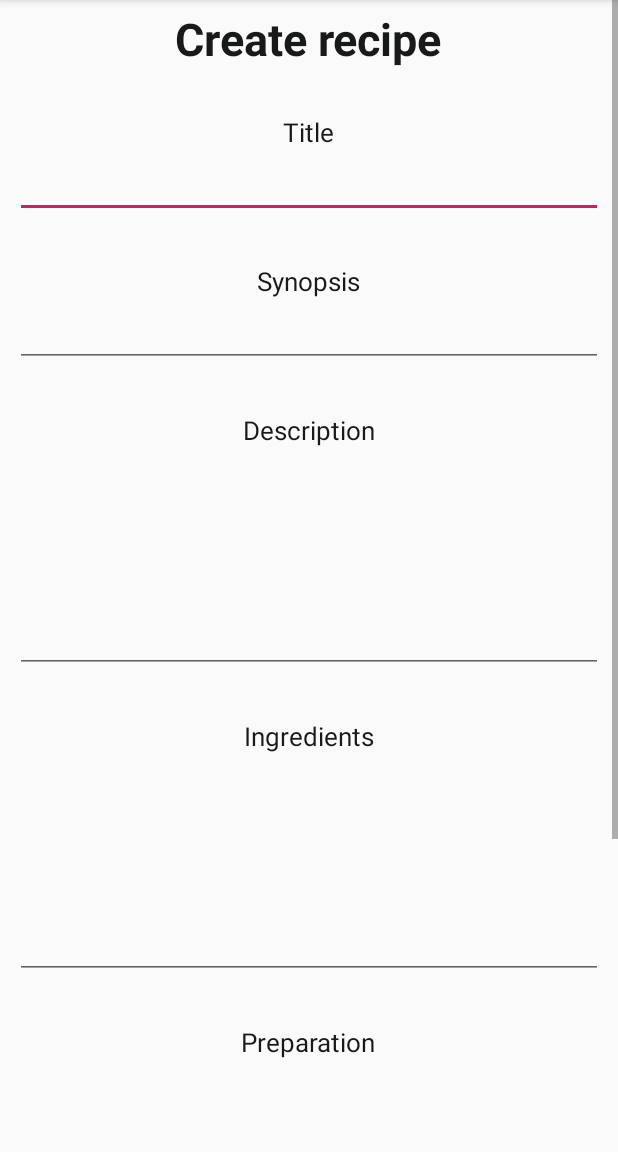
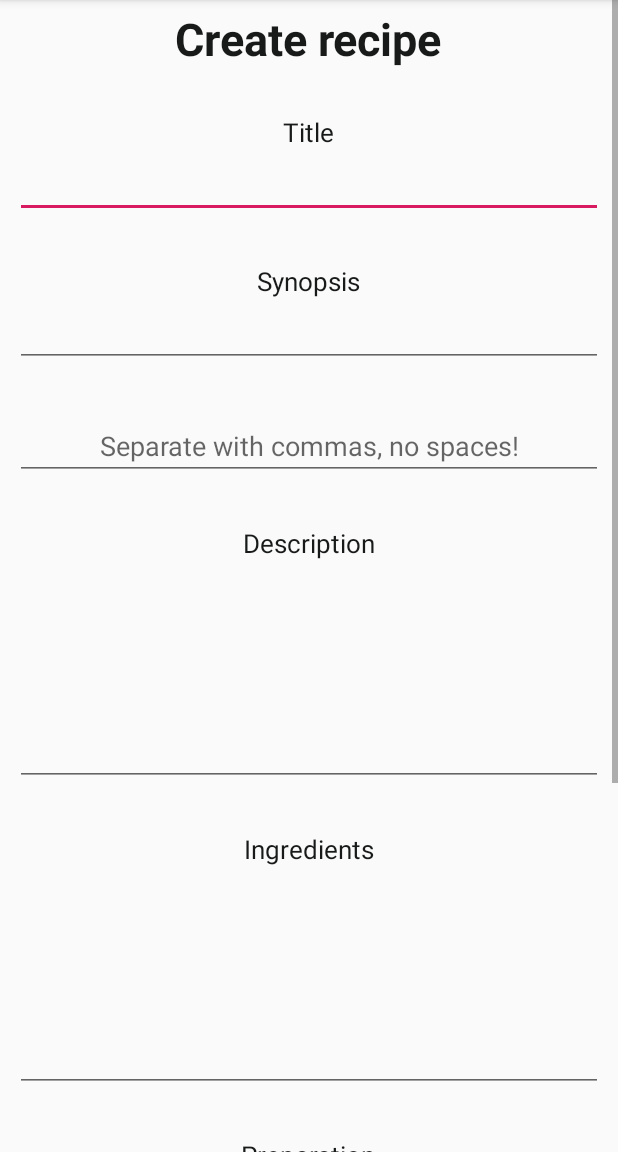
Before and after one commit to FilipVujic/CS330-PZ, an Android app: the CreateRecipeActivity screen opened directly, with no data from a screen before it, on a phone screen of 412 x 824 dp, the part 84-1236 px from its top. Run offline under Robolectric (Android 15) with nearby library versions, the phone set to English and light mode, and no system bars.

Commit message:
radi sa recipeTag

```diff
--- a/app/src/main/java/com/metropolitan/cs330pz/util/JsonPlaceholderAPI.java
+++ b/app/src/main/java/com/metropolitan/cs330pz/util/JsonPlaceholderAPI.java
@@ -1,6 +1,8 @@
 package com.metropolitan.cs330pz.util;
 
 import com.metropolitan.cs330pz.entity.Recipe;
+import com.metropolitan.cs330pz.entity.RecipeTag;
+import com.metropolitan.cs330pz.entity.Tag;
 import com.metropolitan.cs330pz.entity.User;
 
 import java.util.List;
@@ -29,11 +31,24 @@ public interface JsonPlaceholderAPI {
     @POST("entity.recipe/")
     Call<Recipe> createRecipe(@Body Recipe recipe);
 
-    @GET("entity.recipe/query/{username}")
+    /*@POST("entity.recipe/createAndReturnId")
+    Call<Recipe> createRecipeAndReturnId(@Body Recipe recipe);*/
+
+    @GET("entity.recipe/queryObjList/{username}")
     Call<List<Recipe>> getUsersRecipes(@Path("username") String username);
+
+    @GET("entity.recipe/queryObj/{username}/{date}")
+    Call<Recipe> getUsersRecipesByDate(@Path("username") String username, @Path("date") String date);
+
+    @GET("entity.recipe/queryID/{username}/{date}")
+    Call<Integer> getUsersRecipeIdByDate(@Path("username") String username, @Path("date") String date);
 
     @DELETE("entity.recipe/{id}")
     Call<ResponseBody> deleteRecipe(@Path("id") int id);
 
+    @POST("entity.tag/")
+    Call<Tag> createTag(@Body Tag tag);
 
+    @POST("entity.recipetag/")
+    Call<RecipeTag> createRecipeTag(@Body RecipeTag recipeTag);
 }
--- a/app/src/main/res/layout/activity_create_recipe.xml
+++ b/app/src/main/res/layout/activity_create_recipe.xml
@@ -58,6 +58,16 @@
         android:layout_width="match_parent"
         android:layout_height="wrap_content"
         android:layout_marginBottom="30dp"
+        />
+
+    <EditText
+        android:id="@+id/create_recipe_tags"
+        android:layout_width="match_parent"
+        android:layout_height="wrap_content"
+        android:layout_marginBottom="30dp"
+        android:hint="Separate with commas, no spaces!"
+        android:textAlignment="center"
+        android:gravity="center"
         />
 
     <TextView
```
Also changed, not shown: app/src/main/java/com/metropolitan/cs330pz/entity/Recipe.java (+6 -4 lines), app/src/main/java/com/metropolitan/cs330pz/entity/RecipeTag.java (added, +55 -0 lines), app/src/main/java/com/metropolitan/cs330pz/entity/Tag.java (added, +40 -0 lines), app/src/main/java/com/metropolitan/cs330pz/gui/CreateRecipeActivity.java (+119 -3 lines).
